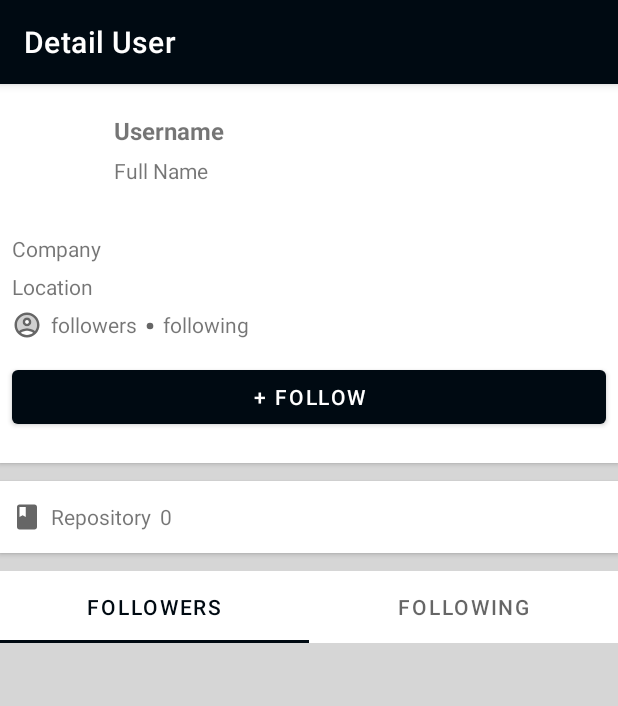
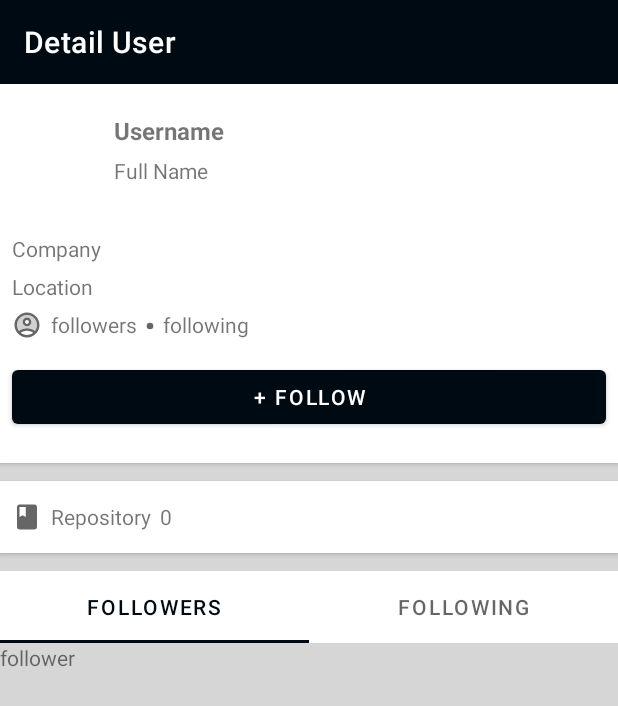
Before and after one commit to masuyamaster/Dicoding_MySubmission1, an Android app: the UserProfileActivity screen opened directly, with no data from a screen before it, on a phone screen of 412 x 824 dp. Shown: the top 706 px of the screen. Run offline under Robolectric (Android 15) with nearby library versions, the phone set to English and light mode, and no system bars; pictures from the network do not load; 11 statements that could not run were skipped.

Commit message:
add fragment follower dan following

```diff
--- a/app/src/main/java/com/roziqrizal/mysubmission/ApiService.kt
+++ b/app/src/main/java/com/roziqrizal/mysubmission/ApiService.kt
@@ -6,13 +6,13 @@ import retrofit2.http.*
 
 interface ApiService {
     @GET("search/users")
-    @Headers("Authorization: token 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")
+    @Headers("Authorization: token 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")
     fun getGithubUsers(
         @Query("q") username: String
     ): Call<ResponseSearch>
 
     @GET("users/{username}")
-    @Headers("Authorization: token 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")
+    @Headers("Authorization: token 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")
     fun getGithubUsersDetail(
         @Path("username") username: String
     ): Call<ResponseGithubUsersDetail>
--- /dev/null
+++ b/app/src/main/java/com/roziqrizal/mysubmission/FollowerFragment.kt
@@ -0,0 +1,49 @@
+package com.roziqrizal.mysubmission
+
+import android.os.Bundle
+import android.view.LayoutInflater
+import android.view.View
+import android.view.ViewGroup
+import androidx.fragment.app.Fragment
+import com.roziqrizal.mysubmission.databinding.FragmentFollowerBinding
+
+// TODO: Rename parameter arguments, choose names that match
+private const val ARG_PARAM1 = "param1"
+private const val ARG_PARAM2 = "param2"
+private var _binding: FragmentFollowerBinding? = null
+private val binding get() = _binding!!
+
+
+class FollowerFragment : Fragment() {
+    private var param1: String? = null
+    private var param2: String? = null
+
+    override fun onCreate(savedInstanceState: Bundle?) {
+        super.onCreate(savedInstanceState)
+        arguments?.let {
+            param1 = it.getString(ARG_PARAM1)
+            param2 = it.getString(ARG_PARAM2)
+        }
+    }
+
+    override fun onCreateView(
+        inflater: LayoutInflater, container: ViewGroup?,
+        savedInstanceState: Bundle?
+    ): View? {
+        _binding = FragmentFollowerBinding.inflate(inflater, container, false)
+        binding.tv1.text = "follower"
+        println("================ "+param1)
+        return binding.root
+    }
+
+
+    companion object {
+        fun newInstance(param1: String, param2: String) =
+            FollowerFragment().apply {
+                arguments = Bundle().apply {
+                    putString(ARG_PARAM1, param1)
+                    putString(ARG_PARAM2, param2)
+                }
+            }
+    }
+}
--- a/app/src/main/java/com/roziqrizal/mysubmission/MainActivity.kt
+++ b/app/src/main/java/com/roziqrizal/mysubmission/MainActivity.kt
@@ -68,7 +68,7 @@ class MainActivity : AppCompatActivity() {
             Gunakan method ini untuk merespon tiap perubahan huruf pada searchView
              */
             override fun onQueryTextChange(newText: String): Boolean {
-                getDataUser(newText)
+                //getDataUser(newText)
                 return false
             }
         })
--- a/app/src/main/java/com/roziqrizal/mysubmission/ResponseSearch.kt
+++ b/app/src/main/java/com/roziqrizal/mysubmission/ResponseSearch.kt
@@ -11,7 +11,7 @@ data class ResponseSearch(
 	val incompleteResults: Boolean? = null,
 
 	@field:SerializedName("items")
-	val items: List<ItemsItem?>? = null
+	val items: List<ItemsItem>? = null
 )
 
 data class ItemsItem(
--- /dev/null
+++ b/app/src/main/java/com/roziqrizal/mysubmission/SectionsPagerAdapter.kt
@@ -0,0 +1,21 @@
+package com.roziqrizal.mysubmission
+
+import androidx.appcompat.app.AppCompatActivity
+import androidx.fragment.app.Fragment
+import androidx.viewpager2.adapter.FragmentStateAdapter
+
+class SectionsPagerAdapter(activity: AppCompatActivity) : FragmentStateAdapter(activity) {
+    override fun createFragment(position: Int): Fragment {
+        var fragment: Fragment? = null
+        when (position) {
+            0 -> fragment = FollowerFragment()
+            1 -> fragment = FollowingFragment()
+        }
+        return fragment as Fragment
+    }
+
+    override fun getItemCount(): Int {
+        return 2
+    }
+
+}
--- a/app/src/main/java/com/roziqrizal/mysubmission/UserProfileActivity.kt
+++ b/app/src/main/java/com/roziqrizal/mysubmission/UserProfileActivity.kt
@@ -4,9 +4,12 @@ import android.annotation.SuppressLint
 import android.os.Bundle
 import android.widget.ImageView
 import android.widget.TextView
+import androidx.annotation.StringRes
 import androidx.appcompat.app.AppCompatActivity
+import androidx.viewpager2.widget.ViewPager2
 import com.bumptech.glide.Glide
-import com.roziqrizal.mysubmission.databinding.ActivityMainBinding
+import com.google.android.material.tabs.TabLayout
+import com.google.android.material.tabs.TabLayoutMediator
 import com.roziqrizal.mysubmission.databinding.ActivityUserProfileBinding
 
 class UserProfileActivity : AppCompatActivity() {
@@ -44,9 +47,27 @@ class UserProfileActivity : AppCompatActivity() {
         tvFollowing.text = person.following + " Followings"
         tvQtyRepo.text = person.repository
 
+        println("================ "+person.username)
+        FollowerFragment.newInstance(person.username,person.company)
+
+        val sectionsPagerAdapter = SectionsPagerAdapter(this)
+        val viewPager: ViewPager2 = findViewById(R.id.view_pager)
+        viewPager.adapter = sectionsPagerAdapter
+        val tabs: TabLayout = findViewById(R.id.TabLayout)
+        TabLayoutMediator(tabs, viewPager) { tab, position ->
+            tab.text = resources.getString(TAB_TITLES[position])
+        }.attach()
+        supportActionBar?.elevation = 0f
+
     }
 
     companion object {
         const val user_data = "userdata"
+        @StringRes
+        private val TAB_TITLES = intArrayOf(
+            R.string.followers,
+            R.string.following
+        )
     }
+
 }
--- a/app/src/main/res/layout/activity_user_profile.xml
+++ b/app/src/main/res/layout/activity_user_profile.xml
@@ -188,14 +188,16 @@
 
     <androidx.constraintlayout.widget.ConstraintLayout
         android:layout_width="match_parent"
-        android:layout_height="wrap_content"
+        android:layout_height="0dp"
         android:layout_marginTop="12dp"
         android:elevation="2dp"
+        app:layout_constraintBottom_toBottomOf="parent"
         app:layout_constraintEnd_toEndOf="parent"
         app:layout_constraintStart_toStartOf="parent"
         app:layout_constraintTop_toBottomOf="@+id/constraintLayout2">
 
         <com.google.android.material.tabs.TabLayout
+            android:id="@+id/TabLayout"
             android:layout_width="match_parent"
             android:layout_height="wrap_content"
             app:layout_constraintStart_toStartOf="parent"
@@ -212,6 +214,14 @@
                 android:text="@string/following" />
 
         </com.google.android.material.tabs.TabLayout>
+
+        <androidx.viewpager2.widget.ViewPager2
+            android:id="@+id/view_pager"
+            android:layout_width="match_parent"
+            android:layout_height="0dp"
+            app:layout_constraintBottom_toBottomOf="parent"
+            app:layout_constraintStart_toStartOf="parent"
+            app:layout_constraintTop_toBottomOf="@+id/TabLayout" />
     </androidx.constraintlayout.widget.ConstraintLayout>
 
 
--- /dev/null
+++ b/app/src/main/res/layout/fragment_follower.xml
@@ -0,0 +1,28 @@
+<?xml version="1.0" encoding="utf-8"?>
+<FrameLayout xmlns:android="http://schemas.android.com/apk/res/android"
+    xmlns:tools="http://schemas.android.com/tools"
+    android:layout_width="match_parent"
+    android:layout_height="match_parent"
+    xmlns:app="http://schemas.android.com/apk/res-auto"
+    tools:context=".FollowerFragment">
+
+
+    <TextView
+        android:layout_width="match_parent"
+        android:layout_height="match_parent"
+        android:id="@+id/tv1">
+
+    </TextView>
+
+    <!--<androidx.recyclerview.widget.RecyclerView
+        android:id="@+id/rv_user"
+        android:layout_width="0dp"
+        android:layout_height="0dp"
+        app:layout_constraintBottom_toBottomOf="parent"
+        app:layout_constraintEnd_toEndOf="parent"
+        app:layout_constraintStart_toStartOf="parent"
+        app:layout_constraintTop_toTopOf="parent" >
+
+    </androidx.recyclerview.widget.RecyclerView>-->
+
+</FrameLayout>
--- a/app/src/main/res/values/strings.xml
+++ b/app/src/main/res/values/strings.xml
@@ -111,5 +111,7 @@
         <item>61</item>
         <item>10</item>
     </string-array>
+    <!-- TODO: Remove or change this placeholder text -->
+    <string name="hello_blank_fragment">Hello blank fragment</string>
 
 </resources>
```
Also changed, not shown: app/build.gradle (+6 -3 lines), app/src/main/java/com/roziqrizal/mysubmission/FollowingFragment.kt (added, +59 -0 lines), app/src/main/java/com/roziqrizal/mysubmission/ModelMainActivity.kt (added, +109 -0 lines), app/src/main/res/layout/fragment_following.xml (added, +20 -0 lines).
